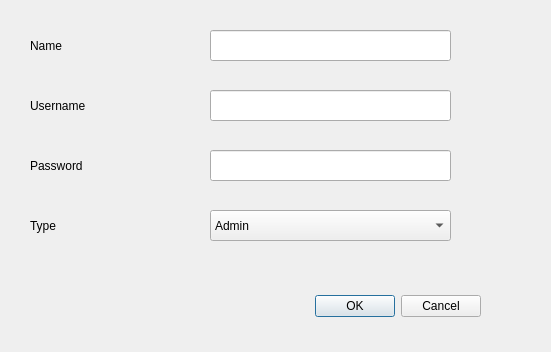
Old version of the form adduser.ui in the repository Shaoor-Munir/LibraryManagementSystem.
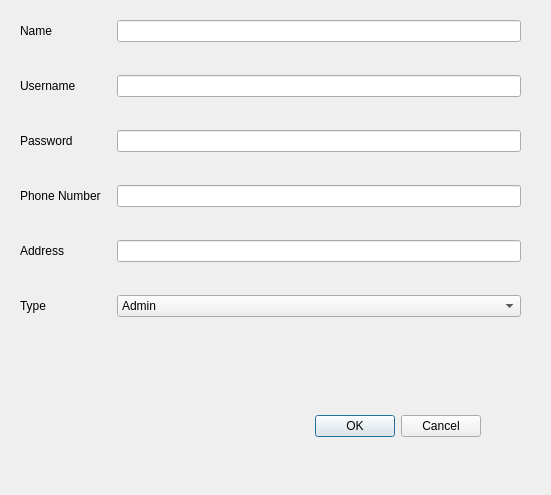
New version of the form.

```diff
--- a/adduser.ui
+++ b/adduser.ui
@@ -7,7 +7,7 @@
     <x>0</x>
     <y>0</y>
     <width>551</width>
-    <height>352</height>
+    <height>495</height>
    </rect>
   </property>
   <property name="windowTitle">
@@ -17,7 +17,7 @@
    <property name="geometry">
     <rect>
      <x>140</x>
-     <y>290</y>
+     <y>410</y>
      <width>341</width>
      <height>32</height>
     </rect>
@@ -29,15 +29,24 @@
     <set>QDialogButtonBox::Cancel|QDialogButtonBox::Ok</set>
    </property>
   </widget>
+  <widget class="QWidget" name="formLayoutWidget">
+   <property name="geometry">
+    <rect>
+     <x>20</x>
+     <y>20</y>
+     <width>501</width>
+     <height>361</height>
+    </rect>
+   </property>
+   <layout class="QFormLayout" name="formLayout">
+    <property name="horizontalSpacing">
+     <number>16</number>
+    </property>
+    <property name="verticalSpacing">
+     <number>33</number>
+    </property>
+    <item row="0" column="0">
   <widget class="QLabel" name="label">
-   <property name="geometry">
-    <rect>
-     <x>30</x>
-     <y>30</y>
-     <width>91</width>
-     <height>31</height>
-    </rect>
-   </property>
    <property name="styleSheet">
     <string notr="true">font: 12pt &quot;MS Shell Dlg 2&quot;;</string>
    </property>
@@ -45,15 +54,12 @@
     <string>Name</string>
    </property>
   </widget>
+    </item>
+    <item row="0" column="1">
+     <widget class="QLineEdit" name="in_name"/>
+    </item>
+    <item row="1" column="0">
   <widget class="QLabel" name="label_2">
-   <property name="geometry">
-    <rect>
-     <x>30</x>
-     <y>90</y>
-     <width>101</width>
-     <height>31</height>
-    </rect>
-   </property>
    <property name="styleSheet">
     <string notr="true">font: 12pt &quot;MS Shell Dlg 2&quot;;</string>
    </property>
@@ -61,15 +67,12 @@
     <string>Username</string>
    </property>
   </widget>
+    </item>
+    <item row="1" column="1">
+     <widget class="QLineEdit" name="in_uname"/>
+    </item>
+    <item row="2" column="0">
   <widget class="QLabel" name="label_3">
-   <property name="geometry">
-    <rect>
-     <x>30</x>
-     <y>150</y>
-     <width>101</width>
-     <height>31</height>
-    </rect>
-   </property>
    <property name="styleSheet">
     <string notr="true">font: 12pt &quot;MS Shell Dlg 2&quot;;</string>
    </property>
@@ -77,45 +80,38 @@
     <string>Password</string>
    </property>
   </widget>
-  <widget class="QLineEdit" name="in_name">
-   <property name="geometry">
-    <rect>
-     <x>210</x>
-     <y>30</y>
-     <width>241</width>
-     <height>31</height>
-    </rect>
-   </property>
-  </widget>
-  <widget class="QLineEdit" name="in_uname">
-   <property name="geometry">
-    <rect>
-     <x>210</x>
-     <y>90</y>
-     <width>241</width>
-     <height>31</height>
-    </rect>
-   </property>
-  </widget>
-  <widget class="QLineEdit" name="in_pass">
-   <property name="geometry">
-    <rect>
-     <x>210</x>
-     <y>150</y>
-     <width>241</width>
-     <height>31</height>
-    </rect>
-   </property>
-  </widget>
+    </item>
+    <item row="2" column="1">
+     <widget class="QLineEdit" name="in_pass"/>
+    </item>
+    <item row="3" column="0">
+     <widget class="QLabel" name="label_5">
+      <property name="styleSheet">
+       <string notr="true">font: 12pt &quot;MS Shell Dlg 2&quot;;</string>
+      </property>
+      <property name="text">
+       <string>Phone Number</string>
+      </property>
+     </widget>
+    </item>
+    <item row="3" column="1">
+     <widget class="QLineEdit" name="in_phone"/>
+    </item>
+    <item row="4" column="0">
+     <widget class="QLabel" name="label_6">
+      <property name="styleSheet">
+       <string notr="true">font: 12pt &quot;MS Shell Dlg 2&quot;;</string>
+      </property>
+      <property name="text">
+       <string>Address</string>
+      </property>
+     </widget>
+    </item>
+    <item row="4" column="1">
+     <widget class="QLineEdit" name="in_adress"/>
+    </item>
+    <item row="5" column="0">
   <widget class="QLabel" name="label_4">
-   <property name="geometry">
-    <rect>
-     <x>30</x>
-     <y>210</y>
-     <width>101</width>
-     <height>31</height>
-    </rect>
-   </property>
    <property name="styleSheet">
     <string notr="true">font: 12pt &quot;MS Shell Dlg 2&quot;;</string>
    </property>
@@ -123,15 +119,9 @@
     <string>Type</string>
    </property>
   </widget>
+    </item>
+    <item row="5" column="1">
   <widget class="QComboBox" name="in_type">
-   <property name="geometry">
-    <rect>
-     <x>210</x>
-     <y>210</y>
-     <width>241</width>
-     <height>31</height>
-    </rect>
-   </property>
    <item>
     <property name="text">
      <string>Admin</string>
@@ -147,6 +137,9 @@
      <string>Student</string>
     </property>
    </item>
+     </widget>
+    </item>
+   </layout>
   </widget>
  </widget>
  <resources/>
```
Lines whose indentation alone changed are shown as unchanged.
